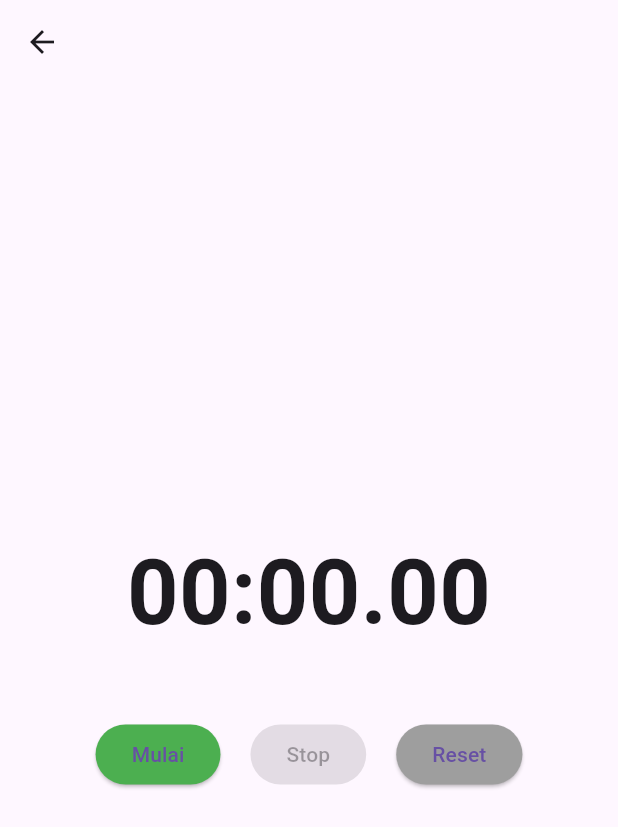
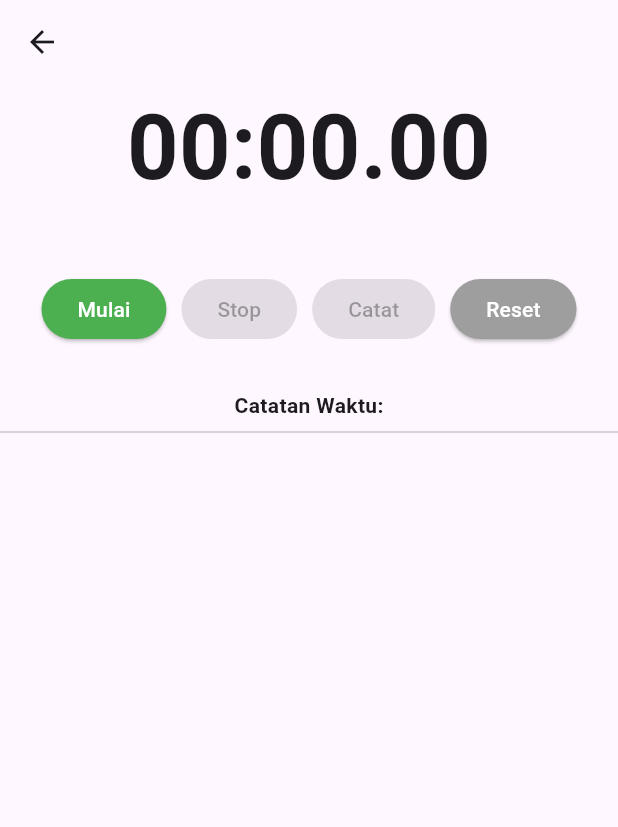
Before and after one commit to naxrel/mobilemodul4, a Flutter app: the StopwatchScreen screen opened directly, on a phone screen of 412 x 824 dp. Shown: the top 827 px of the screen. Run offline on Flutter 3.47's test engine with Material 3 defaults, Android fonts, the phone set to English and light mode, and no system bars; our stand-ins replace math_expressions.

Commit message:
stopwatch tambah hello

```diff
--- a/lib/screens/stopwatch_screen.dart
+++ b/lib/screens/stopwatch_screen.dart
@@ -1,24 +1,6 @@
 import 'package:flutter/material.dart';
 import 'dart:async';
-
-// void main() {
-//   runApp(const StopwatchApp());
-// }
-
-// class StopwatchApp extends StatelessWidget {
-//   const StopwatchApp({super.key});
-
-//   @override
-//   Widget build(BuildContext context) {
-//     return MaterialApp(
-//       debugShowCheckedModeBanner: false,
-//       theme: ThemeData(
-//         primarySwatch: Colors.blue,
-//       ),
-//       home: const StopwatchHomePage(),
-//     );
-//   }
-// }
+import 'dart:ui';
 
 class StopwatchScreen extends StatefulWidget {
   const StopwatchScreen({super.key});
@@ -30,6 +12,8 @@ class StopwatchScreen extends StatefulWidget {
 class _StopwatchHomePageState extends State<StopwatchScreen> {
   final Stopwatch _stopwatch = Stopwatch();
   Timer? _timer;
+
+  final List<String> _laps = [];
 
   String _formatTime(int milliseconds) {
     int hundreds = (milliseconds / 10).truncate() % 100;
@@ -60,7 +44,17 @@ class _StopwatchHomePageState extends State<StopwatchScreen> {
     _stopwatch.reset();
     _stopwatch.stop();
     _timer?.cancel();
+    _laps.clear();
     setState(() {});
+  }
+
+  void _recordTime() {
+    // Syarat: Waktu sudah berjalan (> 0) dan jumlah catatan kurang dari 10
+    if (_stopwatch.elapsedMilliseconds > 0 && _laps.length < 10) {
+      setState(() {
+        _laps.insert(0, _formatTime(_stopwatch.elapsedMilliseconds));
+      });
+    }
   }
 
   @override
@@ -72,9 +66,7 @@ class _StopwatchHomePageState extends State<StopwatchScreen> {
   @override
   Widget build(BuildContext context) {
     return Scaffold(
-      appBar: AppBar(
-        centerTitle: true,
-      ),
+      appBar: AppBar(centerTitle: true),
       body: Center(
         child: Column(
           mainAxisAlignment: MainAxisAlignment.center,
@@ -88,27 +80,72 @@ class _StopwatchHomePageState extends State<StopwatchScreen> {
               ),
             ),
             const SizedBox(height: 40.0),
-            Row(
-              mainAxisAlignment: MainAxisAlignment.center,
+            Wrap(
+              spacing: 10,
+              alignment: WrapAlignment.center,
               children: [
                 ElevatedButton(
                   onPressed: _stopwatch.isRunning ? null : _startTimer,
-                  style: ElevatedButton.styleFrom(backgroundColor: Colors.green),
+                  style: ElevatedButton.styleFrom(
+                    backgroundColor: Colors.green,
+                    foregroundColor: Colors.white,
+                  ),
                   child: const Text('Mulai'),
                 ),
-                const SizedBox(width: 20),
                 ElevatedButton(
                   onPressed: _stopwatch.isRunning ? _stopTimer : null,
-                  style: ElevatedButton.styleFrom(backgroundColor: Colors.red),
+                  style: ElevatedButton.styleFrom(
+                    backgroundColor: Colors.red,
+                    foregroundColor: Colors.white,
+                  ),
                   child: const Text('Stop'),
                 ),
-                const SizedBox(width: 20),
                 ElevatedButton(
-                  onPressed: _resetTimer,
-                  style: ElevatedButton.styleFrom(backgroundColor: Colors.grey),
+                  onPressed:
+                      (_stopwatch.elapsedMilliseconds > 0 && _laps.length < 10)
+                      ? _recordTime
+                      : null,
+                  style: ElevatedButton.styleFrom(
+                    backgroundColor: Colors.orange,
+                    foregroundColor: Colors.white,
+                  ),
+                  child: const Text('Catat'),
+                ),
+
+                ElevatedButton(
+                  onPressed: () {
+                    _resetTimer();
+                  },
+                  style: ElevatedButton.styleFrom(
+                    backgroundColor: Colors.grey,
+                    foregroundColor: Colors.white,
+                  ),
                   child: const Text('Reset'),
                 ),
               ],
+            ),
+            const SizedBox(height: 30),
+
+            const Text(
+              "Catatan Waktu:",
+              style: TextStyle(fontWeight: FontWeight.bold),
+            ),
+            const Divider(),
+            Expanded(
+              child: ListView.builder(
+                itemCount: _laps.length,
+                itemBuilder: (context, index) {
+                  return ListTile(
+                    leading: CircleAvatar(
+                      child: Text("${_laps.length - index}"),
+                    ),
+                    title: Text(
+                      _laps[index],
+                      style: const TextStyle(fontSize: 18),
+                    ),
+                  );
+                },
+              ),
             ),
           ],
         ),
```
Also changed, not shown: lib/screens/login_screen.dart (+11 -6 lines), lib/screens/main_page.dart (+20 -6 lines), lib/screens/pyramid_calculator_page.dart (+10 -32 lines), pubspec.lock.
